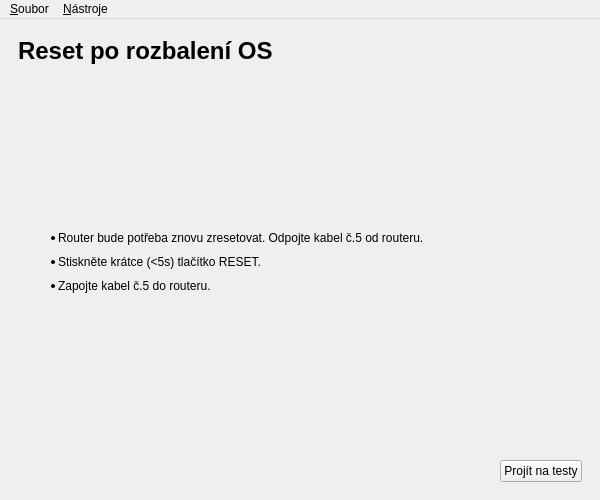
Before: the Qt Designer form gui/installer.ui in turris-cz/rtools-gui, drawn with Qt 5.
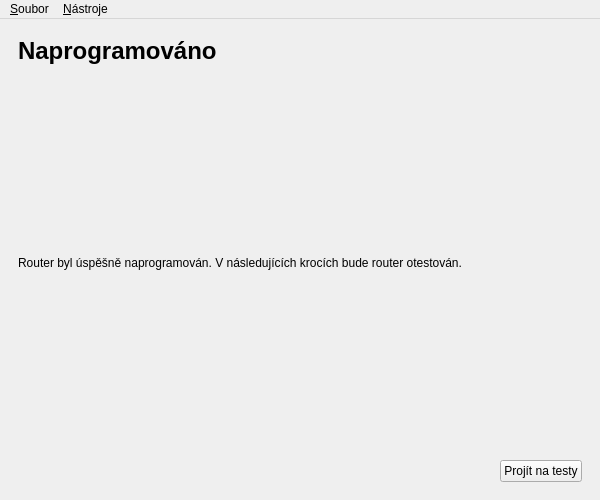
After: the same form once the commit is applied. The open tabs and pages were chosen to show the change. Icons and pictures are not drawn.

Commit message: -added router STATUS_UBOOT (3), S STATUS_FINISHED is now 4 - after successful flashing state STATUS_FINISHED saved to db - gui page after successful flashing rewritten

Diff of the .ui file:
```diff
--- a/gui/installer.ui
+++ b/gui/installer.ui
@@ -422,7 +422,7 @@
         <item>
          <widget class="QLabel" name="label_26">
           <property name="text">
-           <string>&lt;h1&gt;Reset po rozbalení OS&lt;/h1&gt;</string>
+           <string>&lt;h1&gt;Naprogramováno&lt;/h1&gt;</string>
           </property>
          </widget>
         </item>
@@ -435,11 +435,10 @@
            </sizepolicy>
           </property>
           <property name="text">
-           <string>&lt;ul&gt;
-&lt;li style=&quot;margin-bottom: 10px;&quot;&gt;Router bude potřeba znovu zresetovat. Odpojte kabel č.5 od routeru.&lt;/li&gt;
-&lt;li style=&quot;margin-bottom: 10px;&quot;&gt;Stiskněte krátce (&amp;lt;5s) tlačítko RESET.&lt;/li&gt;
-&lt;li style=&quot;margin-bottom: 10px;&quot;&gt;Zapojte kabel č.5 do routeru.&lt;/li&gt;
-&lt;/ul&gt;</string>
+           <string>Router byl úspěšně naprogramován. V následujících krocích bude router otestován.</string>
+          </property>
+          <property name="textFormat">
+           <enum>Qt::PlainText</enum>
           </property>
           <property name="wordWrap">
            <bool>true</bool>
```
The commit also changes 3 other files.
